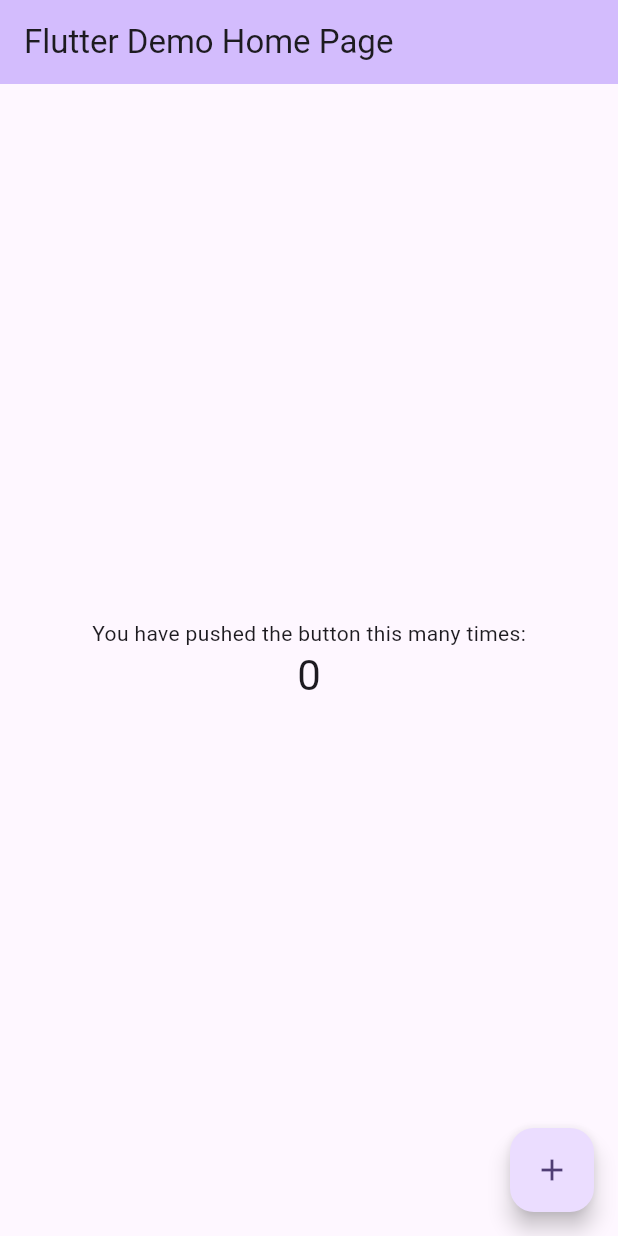
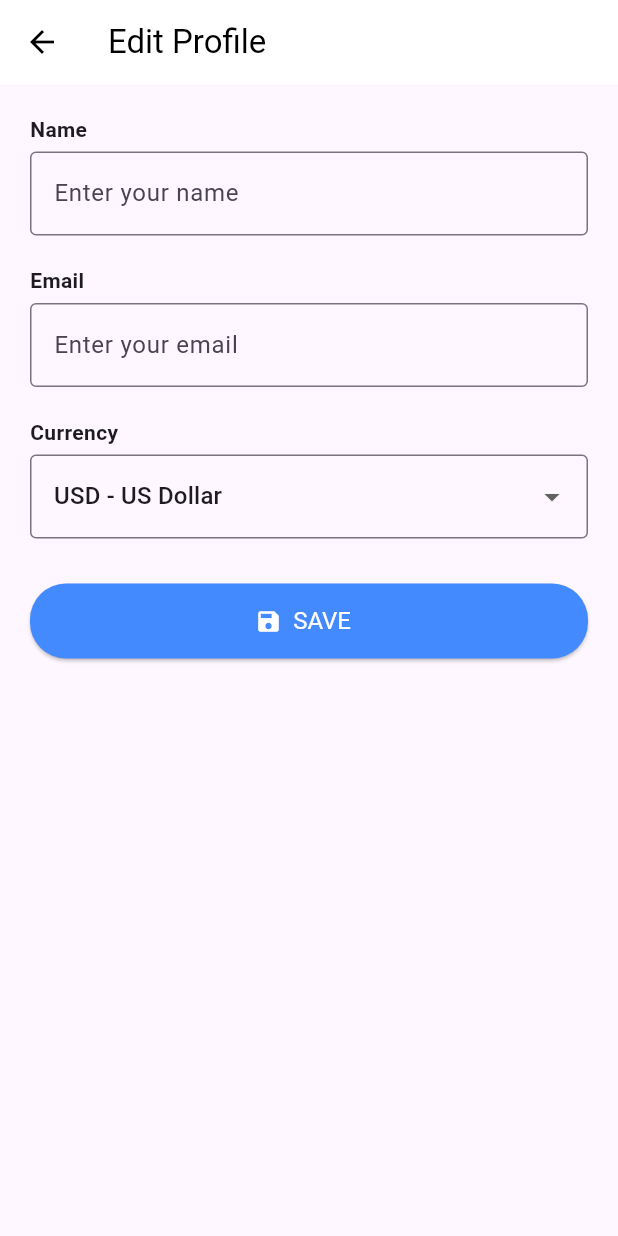
Before and after one commit to rizal-ramadhan/boncosmeter, a Flutter app: the screen it shows after launch, on a phone screen of 412 x 824 dp. Run offline on Flutter 3.47's test engine with Material 3 defaults, Android fonts, the light colour scheme and no system bars.

Commit message:
Update main.dart editprofile

```diff
--- a/lib/main.dart
+++ b/lib/main.dart
@@ -1,122 +1,146 @@
 import 'package:flutter/material.dart';
 
-void main() {
-  runApp(const MyApp());
-}
+void main() => runApp(const MyApp());
 
 class MyApp extends StatelessWidget {
   const MyApp({super.key});
 
-  // This widget is the root of your application.
   @override
   Widget build(BuildContext context) {
     return MaterialApp(
-      title: 'Flutter Demo',
+      title: 'Edit Profile',
       theme: ThemeData(
-        // This is the theme of your application.
-        //
-        // TRY THIS: Try running your application with "flutter run". You'll see
-        // the application has a purple toolbar. Then, without quitting the app,
-        // try changing the seedColor in the colorScheme below to Colors.green
-        // and then invoke "hot reload" (save your changes or press the "hot
-        // reload" button in a Flutter-supported IDE, or press "r" if you used
-        // the command line to start the app).
-        //
-        // Notice that the counter didn't reset back to zero; the application
-        // state is not lost during the reload. To reset the state, use hot
-        // restart instead.
-        //
-        // This works for code too, not just values: Most code changes can be
-        // tested with just a hot reload.
-        colorScheme: ColorScheme.fromSeed(seedColor: Colors.deepPurple),
+        useMaterial3: true,
+        primarySwatch: Colors.blue,
       ),
-      home: const MyHomePage(title: 'Flutter Demo Home Page'),
+      home: const EditProfileScreen(),
     );
   }
 }
 
-class MyHomePage extends StatefulWidget {
-  const MyHomePage({super.key, required this.title});
-
-  // This widget is the home page of your application. It is stateful, meaning
-  // that it has a State object (defined below) that contains fields that affect
-  // how it looks.
-
-  // This class is the configuration for the state. It holds the values (in this
-  // case the title) provided by the parent (in this case the App widget) and
-  // used by the build method of the State. Fields in a Widget subclass are
-  // always marked "final".
-
-  final String title;
+class EditProfileScreen extends StatefulWidget {
+  const EditProfileScreen({super.key});
 
   @override
-  State<MyHomePage> createState() => _MyHomePageState();
+  State<EditProfileScreen> createState() => _EditProfileScreenState();
 }
 
-class _MyHomePageState extends State<MyHomePage> {
-  int _counter = 0;
+class _EditProfileScreenState extends State<EditProfileScreen> {
+  final _formKey = GlobalKey<FormState>();
 
-  void _incrementCounter() {
-    setState(() {
-      // This call to setState tells the Flutter framework that something has
-      // changed in this State, which causes it to rerun the build method below
-      // so that the display can reflect the updated values. If we changed
-      // _counter without calling setState(), then the build method would not be
-      // called again, and so nothing would appear to happen.
-      _counter++;
-    });
-  }
+  String name = '';
+  String email = '';
+  String selectedCurrency = 'USD';
+
+  final List<Map<String, String>> currencies = [
+    {'code': 'EUR', 'name': 'Euro'},
+    {'code': 'USD', 'name': 'US Dollar'},
+    {'code': 'CAD', 'name': 'Canadian Dollar'},
+    {'code': 'AUD', 'name': 'Australian Dollar'},
+    {'code': 'CHF', 'name': 'Swiss Franc'},
+    {'code': 'MXN', 'name': 'Mexican Peso'},
+    {'code': 'RUB', 'name': 'Russian Ruble'},
+    {'code': 'INR', 'name': 'Indian Rupee'},
+    {'code': 'BRL', 'name': 'Brazilian Real'},
+  ];
 
   @override
   Widget build(BuildContext context) {
-    // This method is rerun every time setState is called, for instance as done
-    // by the _incrementCounter method above.
-    //
-    // The Flutter framework has been optimized to make rerunning build methods
-    // fast, so that you can just rebuild anything that needs updating rather
-    // than having to individually change instances of widgets.
     return Scaffold(
       appBar: AppBar(
-        // TRY THIS: Try changing the color here to a specific color (to
-        // Colors.amber, perhaps?) and trigger a hot reload to see the AppBar
-        // change color while the other colors stay the same.
-        backgroundColor: Theme.of(context).colorScheme.inversePrimary,
-        // Here we take the value from the MyHomePage object that was created by
-        // the App.build method, and use it to set our appbar title.
-        title: Text(widget.title),
+        leading: const BackButton(color: Colors.black),
+        title: const Text('Edit Profile', style: TextStyle(color: Colors.black)),
+        backgroundColor: Colors.white,
+        elevation: 0,
+        iconTheme: const IconThemeData(color: Colors.black),
       ),
-      body: Center(
-        // Center is a layout widget. It takes a single child and positions it
-        // in the middle of the parent.
-        child: Column(
-          // Column is also a layout widget. It takes a list of children and
-          // arranges them vertically. By default, it sizes itself to fit its
-          // children horizontally, and tries to be as tall as its parent.
-          //
-          // Column has various properties to control how it sizes itself and
-          // how it positions its children. Here we use mainAxisAlignment to
-          // center the children vertically; the main axis here is the vertical
-          // axis because Columns are vertical (the cross axis would be
-          // horizontal).
-          //
-          // TRY THIS: Invoke "debug painting" (choose the "Toggle Debug Paint"
-          // action in the IDE, or press "p" in the console), to see the
-          // wireframe for each widget.
-          mainAxisAlignment: MainAxisAlignment.center,
-          children: <Widget>[
-            const Text('You have pushed the button this many times:'),
-            Text(
-              '$_counter',
-              style: Theme.of(context).textTheme.headlineMedium,
-            ),
-          ],
+      body: SingleChildScrollView(
+        padding: const EdgeInsets.all(20.0),
+        child: Form(
+          key: _formKey,
+          child: Column(
+            crossAxisAlignment: CrossAxisAlignment.start,
+            children: [
+              const Text("Name", style: TextStyle(fontWeight: FontWeight.bold)),
+              const SizedBox(height: 5),
+              TextFormField(
+                decoration: const InputDecoration(
+                  hintText: "Enter your name",
+                  border: OutlineInputBorder(),
+                ),
+                validator: (value) =>
+                    value == null || value.isEmpty ? 'Please enter your name' : null,
+                onSaved: (value) => name = value!,
+              ),
+              const SizedBox(height: 20),
+              const Text("Email", style: TextStyle(fontWeight: FontWeight.bold)),
+              const SizedBox(height: 5),
+              TextFormField(
+                decoration: const InputDecoration(
+                  hintText: "Enter your email",
+                  border: OutlineInputBorder(),
+                ),
+                keyboardType: TextInputType.emailAddress,
+                validator: (value) {
+                  if (value == null || value.isEmpty) {
+                    return 'Please enter your email';
+                  }
+                  if (!RegExp(r'^[\w-.]+@([\w-]+\.)+[\w-]{2,4}$').hasMatch(value)) {
+                    return 'Enter a valid email';
+                  }
+                  return null;
+                },
+                onSaved: (value) => email = value!,
+              ),
+              const SizedBox(height: 20),
+              const Text("Currency", style: TextStyle(fontWeight: FontWeight.bold)),
+              const SizedBox(height: 5),
+              DropdownButtonFormField<String>(
+                decoration: const InputDecoration(
+                  border: OutlineInputBorder(),
+                ),
+                value: selectedCurrency,
+                items: currencies
+                    .map((currency) => DropdownMenuItem<String>(
+                          value: currency['code'],
+                          child: Text('${currency['code']} - ${currency['name']}'),
+                        ))
+                    .toList(),
+                onChanged: (value) {
+                  setState(() {
+                    selectedCurrency = value!;
+                  });
+                },
+              ),
+              const SizedBox(height: 30),
+              SizedBox(
+                width: double.infinity,
+                height: 50,
+                child: ElevatedButton.icon(
+                  onPressed: () {
+                    if (_formKey.currentState!.validate()) {
+                      _formKey.currentState!.save();
+                      ScaffoldMessenger.of(context).showSnackBar(
+                        SnackBar(content: Text('Profile updated!')),
+                      );
+                    }
+                  },
+                  icon: const Icon(Icons.save),
+                  label: const Text("SAVE"),
+                  style: ElevatedButton.styleFrom(
+                    backgroundColor: Colors.blueAccent,
+                    foregroundColor: Colors.white,
+                    shape: RoundedRectangleBorder(
+                      borderRadius: BorderRadius.circular(24),
+                    ),
+                    textStyle: const TextStyle(fontSize: 16),
+                  ),
+                ),
+              ),
+            ],
+          ),
         ),
       ),
-      floatingActionButton: FloatingActionButton(
-        onPressed: _incrementCounter,
-        tooltip: 'Increment',
-        child: const Icon(Icons.add),
-      ), // This trailing comma makes auto-formatting nicer for build methods.
     );
   }
 }
```
